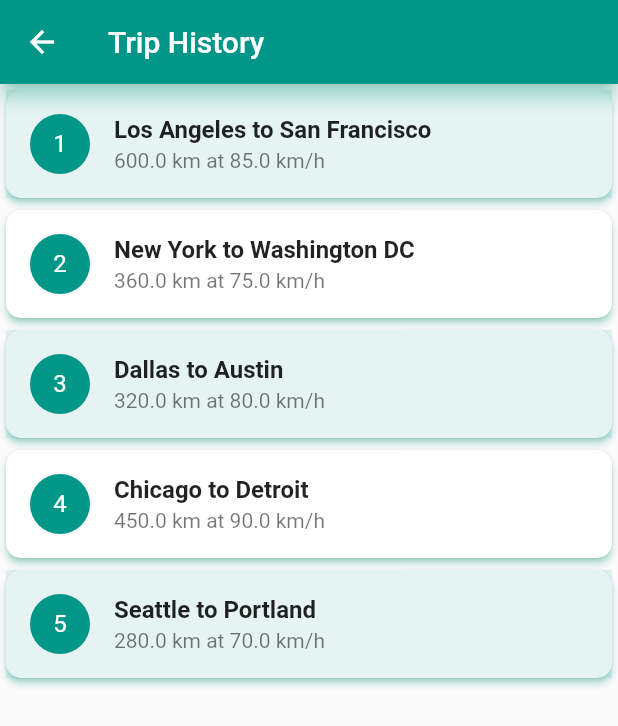
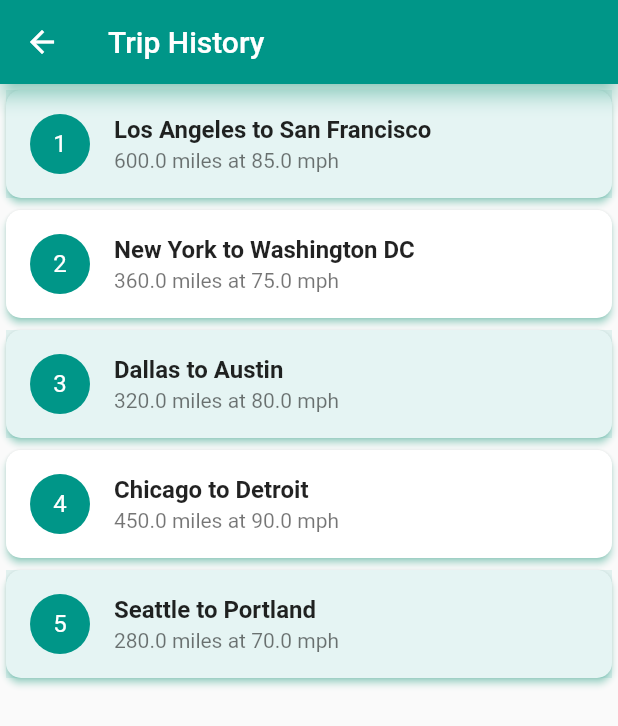
Before and after one commit to billyward3/wheelSave, a Flutter app: the TripHistoryPage screen opened by its route, on a phone screen of 412 x 824 dp. Shown: the top 726 px of the screen. Run offline on Flutter 3.47's test engine with Material 2 defaults, Android fonts, the phone set to English and light mode, and no system bars; our stand-ins replace geolocator, sensors_plus.

Commit message:
km -> miles

```diff
--- a/rate_ride/lib/pages/tripHistory.dart
+++ b/rate_ride/lib/pages/tripHistory.dart
@@ -52,7 +52,7 @@ class TripHistoryPage extends StatelessWidget {
                     '${trips[index].startLocation} to ${trips[index].endLocation}',
                     style: const TextStyle(fontWeight: FontWeight.bold)),
                 subtitle: Text(
-                    '${trips[index].distanceTraveled} km at ${trips[index].averageSpeed} km/h'),
+                    '${trips[index].distanceTraveled} miles at ${trips[index].averageSpeed} mph',),
                 tileColor: index % 2 == 0
                     ? Colors.teal.withOpacity(0.1)
                     : Colors.transparent,
```
